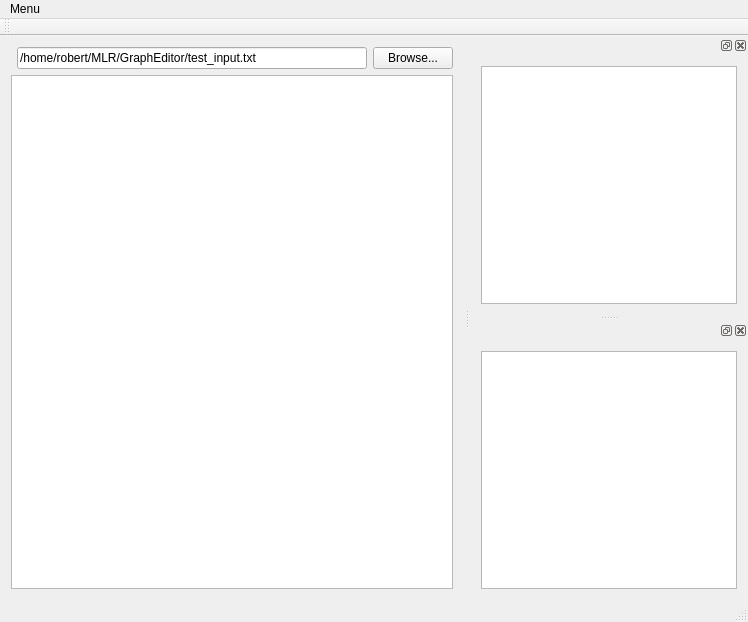
Qt form usr/RL/GraphEditor/Editor.ui (cambyse/PO-LGP) before a commit.
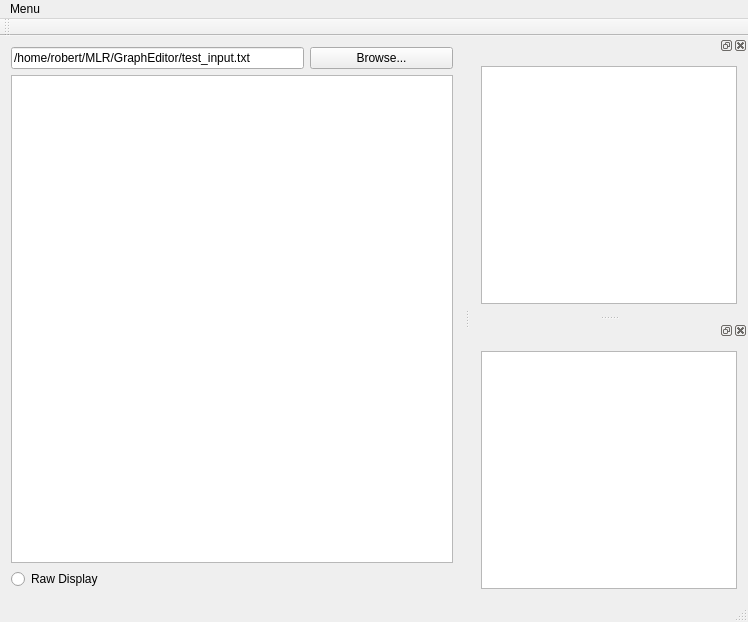
The same form after that commit.

```diff
--- a/usr/RL/GraphEditor/Editor.ui
+++ b/usr/RL/GraphEditor/Editor.ui
@@ -15,6 +15,23 @@
   </property>
   <widget class="QWidget" name="centralWidget">
    <layout class="QGridLayout" name="gridLayout_8">
+    <item row="1" column="0" colspan="3">
+     <widget class="QTextEdit" name="graph_editor">
+      <property name="readOnly">
+       <bool>false</bool>
+      </property>
+      <property name="acceptRichText">
+       <bool>false</bool>
+      </property>
+     </widget>
+    </item>
+    <item row="0" column="0" colspan="2">
+     <widget class="QLineEdit" name="file_name">
+      <property name="text">
+       <string>/home/robert/MLR/GraphEditor/test_input.txt</string>
+      </property>
+     </widget>
+    </item>
     <item row="0" column="2">
      <widget class="QPushButton" name="open_file">
       <property name="text">
@@ -22,17 +39,10 @@
       </property>
      </widget>
     </item>
-    <item row="0" column="1">
-     <widget class="QLineEdit" name="file_name">
+    <item row="2" column="0">
+     <widget class="QRadioButton" name="raw_display">
       <property name="text">
-       <string>/home/robert/MLR/GraphEditor/test_input.txt</string>
-      </property>
-     </widget>
-    </item>
-    <item row="1" column="0" colspan="3">
-     <widget class="QTextBrowser" name="graph_editor">
-      <property name="readOnly">
-       <bool>false</bool>
+       <string>Raw Display</string>
       </property>
      </widget>
     </item>
```
Left out of the diff: 27 changed lines with no effect on the pictures.
